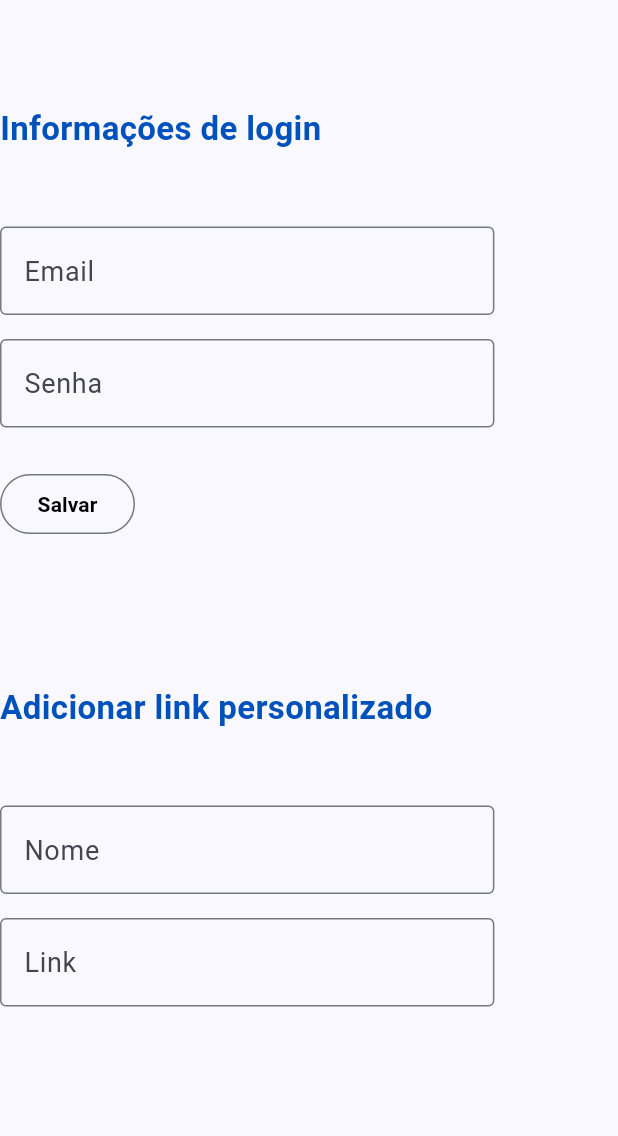
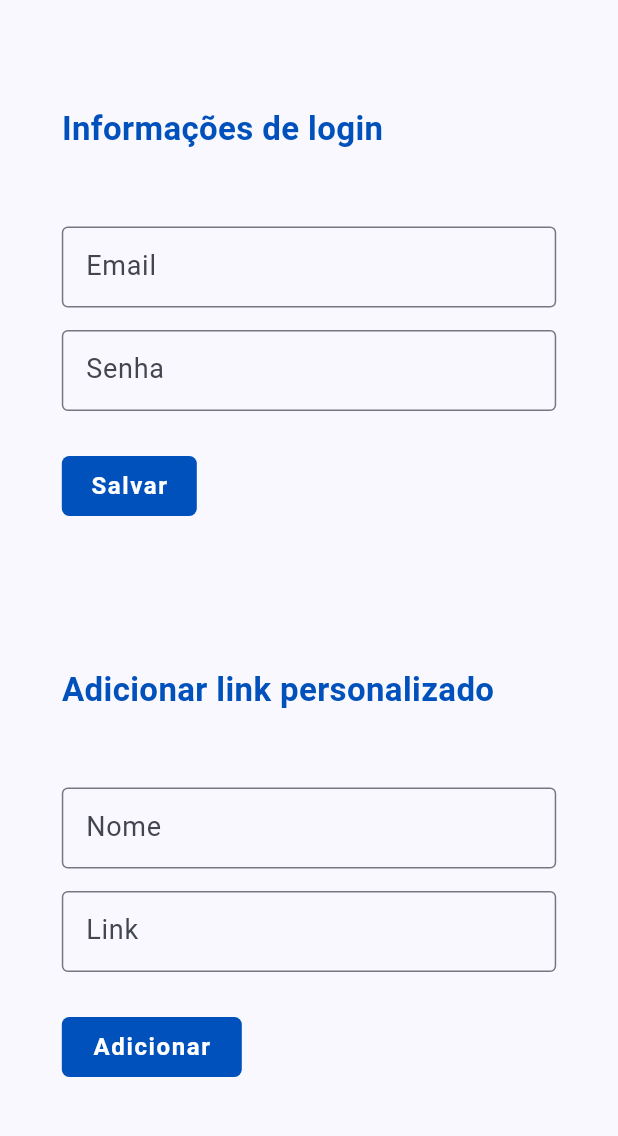
Before and after one commit to enzoterra/secli_ufms, a Flutter app: the Settings screen opened directly, on a phone screen of 412 x 824 dp, the part 90-1226 px from its top. Run offline on Flutter 3.47's test engine with Material 3 defaults, Android fonts, the phone set to English and light mode, and no system bars; our stand-ins replace google_nav_bar, webview_flutter.

Commit message:
update settings page

```diff
--- a/lib/components/credentials_tile.dart
+++ b/lib/components/credentials_tile.dart
@@ -1,4 +1,3 @@
-import 'package:Secli/home.dart';
 import 'package:flutter/material.dart';
 
 class CredentialsTile extends StatefulWidget {
@@ -27,7 +26,7 @@ class CredentialsTileState extends State<CredentialsTile> {
           height: 50,
         ),
         SizedBox(
-            height: 60,
+            height: 54,
             child: TextFormField(
               decoration: const InputDecoration(
                   hintText: "Email", border: OutlineInputBorder()),
@@ -37,7 +36,7 @@ class CredentialsTileState extends State<CredentialsTile> {
           height: 15,
         ),
         SizedBox(
-            height: 60,
+            height: 54,
             child: TextFormField(
                 decoration: const InputDecoration(
                     hintText: "Senha", border: OutlineInputBorder()),
@@ -45,17 +44,21 @@ class CredentialsTileState extends State<CredentialsTile> {
         const SizedBox(
           height: 30,
         ),
-        SizedBox(
+        Container(
+          decoration: const BoxDecoration(color: Color.fromARGB(255, 0, 81, 187), borderRadius: BorderRadius.all(Radius.circular(5))),
           height: 40,
           width: 90,
-          child: OutlinedButton(
-            //style: ButtonStyle(shape: MaterialStatePropertyAll(Outl)),
+          child:
+          TextButton(
               onPressed: () {
-                Navigator.push(context,
-                    MaterialPageRoute(builder: ((context) => const Home())));
+                const snackBar = SnackBar(content: Text("Informações de login salvas!"));
+                ScaffoldMessenger.of(context).showSnackBar(snackBar);
               },
-              child: const Text("Salvar", style: TextStyle(color: Colors.black, fontWeight: FontWeight.bold),)),
-        )
+              child: const Text(
+                "Salvar",
+                style:
+                    TextStyle(color: Colors.white, fontWeight: FontWeight.bold, fontSize: 16, letterSpacing: 1.07),
+              ))),
       ],
     );
   }
--- a/lib/components/links_tile.dart
+++ b/lib/components/links_tile.dart
@@ -26,7 +26,7 @@ class LinksTileState extends State<LinksTile> {
           height: 50,
         ),
         SizedBox(
-            height: 60,
+            height: 54,
             child: TextFormField(
               decoration: const InputDecoration(
                   hintText: "Nome", border: OutlineInputBorder()),
@@ -36,11 +36,27 @@ class LinksTileState extends State<LinksTile> {
           height: 15,
         ),
         SizedBox(
-            height: 60,
+            height: 54,
             child: TextFormField(
                 decoration: const InputDecoration(
                     hintText: "Link", border: OutlineInputBorder()),
-                style: const TextStyle(fontSize: 18)))
+                style: const TextStyle(fontSize: 18))),
+        const SizedBox(height: 30,),
+        Container(
+          decoration: const BoxDecoration(color: Color.fromARGB(255, 0, 81, 187), borderRadius: BorderRadius.all(Radius.circular(5))),
+          height: 40,
+          width: 120,
+          child:
+          TextButton(
+              onPressed: () {
+                const snackBar = SnackBar(content: Text("Link adicionado!"));
+                ScaffoldMessenger.of(context).showSnackBar(snackBar);
+              },
+              child: const Text(
+                "Adicionar",
+                style:
+                    TextStyle(color: Colors.white, fontWeight: FontWeight.bold, fontSize: 16, letterSpacing: 1.07),
+              ))),
       ],
     );
   }
--- a/lib/settings.dart
+++ b/lib/settings.dart
@@ -23,7 +23,8 @@ class SettingsState extends State<Settings> {
             child: TopBar(
               isSettings: true,
             )),
-        body: SizedBox(
+        body: Center(child:
+        SizedBox(
             width: largura * 0.8,
             child: ListView(
               children: const [
@@ -34,8 +35,8 @@ class SettingsState extends State<Settings> {
                 SizedBox(
                   height: 100,
                 ),
-                LinksTile()
+                LinksTile(),
               ],
-            )));
+            ))));
   }
 }
```
